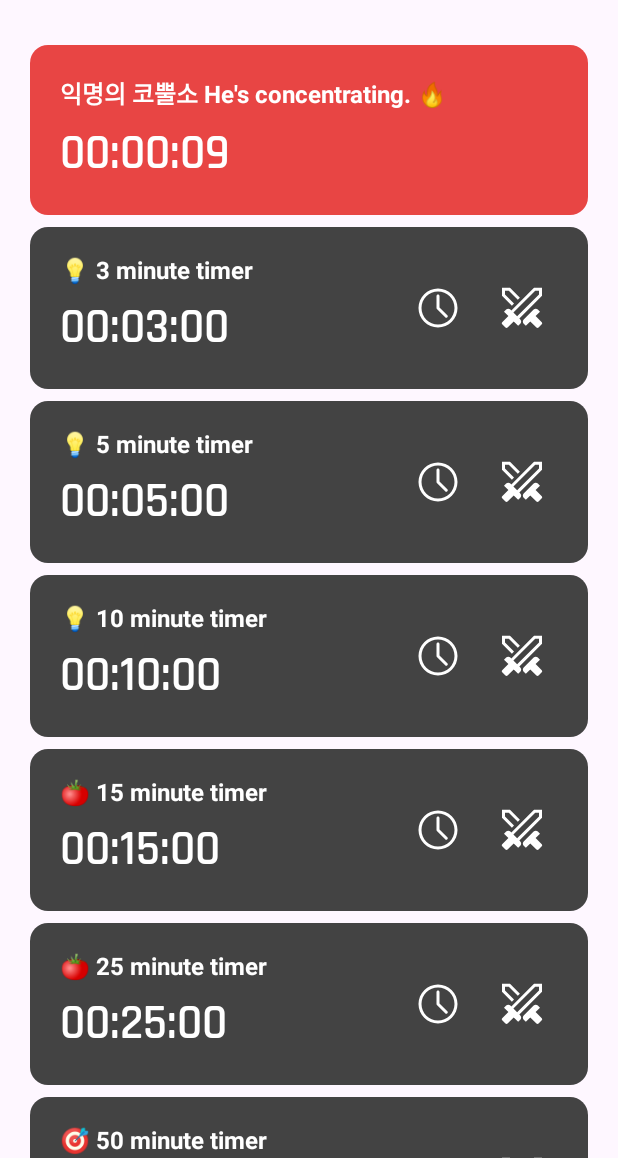
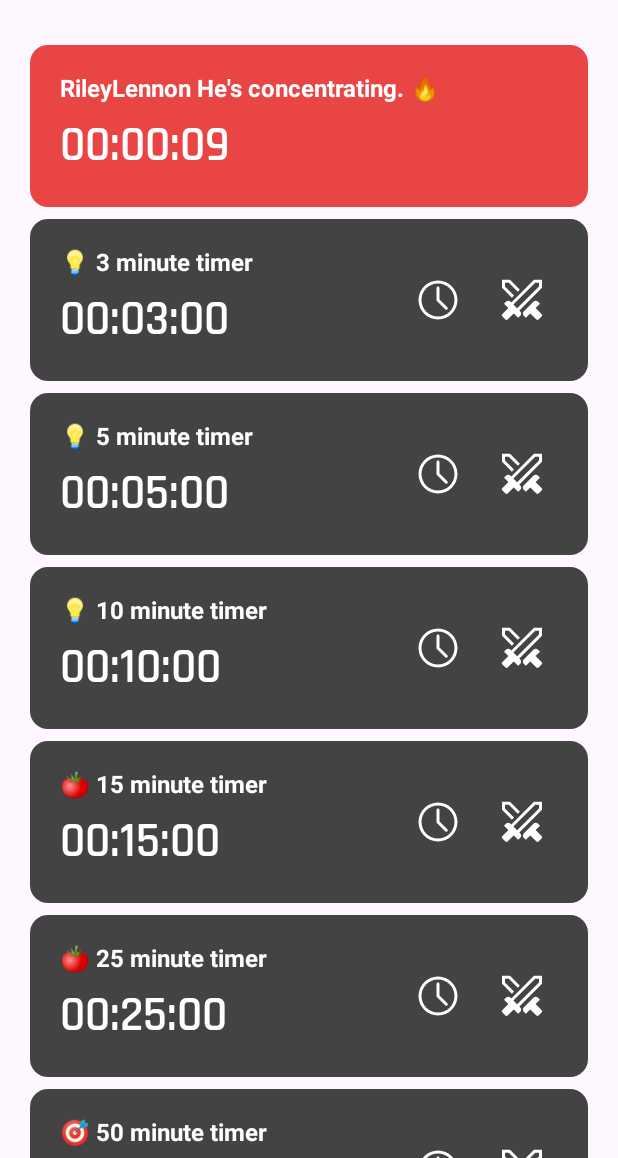
Before and after one commit to KimDhanHee/BattleTimer, an Android app built with Jetpack Compose: the screen it shows after launch (MainActivity), on a phone screen of 412 x 824 dp, the part 78-1236 px from its top. Run offline under Robolectric (Android 15) with nearby library versions, the phone set to English and light mode, and no system bars.

Commit message:
랜덤 유저 문구 적용

```diff
--- a/app/src/main/java/pony/tothemoon/battletimer/utils/AndroidUtils.kt
+++ b/app/src/main/java/pony/tothemoon/battletimer/utils/AndroidUtils.kt
@@ -2,6 +2,7 @@ package pony.tothemoon.battletimer.utils
 
 import android.app.Application
 import android.content.Context
+import androidx.annotation.ArrayRes
 import androidx.annotation.StringRes
 
 object AndroidUtils {
@@ -21,4 +22,10 @@ object AndroidUtils {
     0 -> ""
     else -> context.resources.getString(resId, *formatArgs)
   }
+
+  @JvmStatic
+  fun stringArray(@ArrayRes resId: Int): Array<String> = when (resId) {
+    0 -> emptyArray()
+    else -> context.resources.getStringArray(resId)
+  }
 }
--- a/app/src/main/java/pony/tothemoon/battletimer/viewmodel/BattleTimerViewModel.kt
+++ b/app/src/main/java/pony/tothemoon/battletimer/viewmodel/BattleTimerViewModel.kt
@@ -15,9 +15,15 @@ import pony.tothemoon.battletimer.R
 import pony.tothemoon.battletimer.datastore.ActiveTimer
 import pony.tothemoon.battletimer.datastore.TimerDataStore
 import pony.tothemoon.battletimer.model.TimerInfo
+import pony.tothemoon.battletimer.utils.AndroidUtils
 
 class BattleTimerViewModel(private val timerInfo: TimerInfo) : ViewModel() {
-  var battleTimer by mutableStateOf(TimerInfo(title = "익명의 코뿔소", time = timerInfo.remainedTime))
+  var battleTimer by mutableStateOf(
+    TimerInfo(
+      title = AndroidUtils.stringArray(R.array.random_users).random(),
+      time = timerInfo.remainedTime
+    )
+  )
     private set
 
   var timerUiState: BattleTimerUiState by mutableStateOf(BattleTimerUiState.Idle(timerInfo.remainedTime))
--- a/app/src/main/java/pony/tothemoon/battletimer/viewmodel/TimerListViewModel.kt
+++ b/app/src/main/java/pony/tothemoon/battletimer/viewmodel/TimerListViewModel.kt
@@ -15,7 +15,10 @@ import pony.tothemoon.battletimer.utils.AndroidUtils
 class TimerListViewModel : ViewModel() {
   var battleTimer by mutableStateOf(
     TimerInfo(
-      title = AndroidUtils.string(R.string.timer_list_battle_timer_title, "익명의 코뿔소"),
+      title = AndroidUtils.string(
+        R.string.timer_list_battle_timer_title,
+        AndroidUtils.stringArray(R.array.random_users).random()
+      ),
       time = 0
     )
   )
--- a/app/src/main/res/values/strings.xml
+++ b/app/src/main/res/values/strings.xml
@@ -38,4 +38,106 @@
   <string name="single_timer_exit_title">Would you like to stop here?</string>
   <string name="single_timer_exit_positive">Yes</string>
   <string name="single_timer_exit_negative">No</string>
+  <string-array name="random_users">
+    <item>BlueRaccoon</item>
+    <item>EnchantedBeam</item>
+    <item>IridianBorder</item>
+    <item>RisingSkylar</item>
+    <item>HadleyDeadblood</item>
+    <item>ComelyTatum</item>
+    <item>ErinClaw</item>
+    <item>DevanDeadskull</item>
+    <item>MicroParker</item>
+    <item>WesternCody</item>
+    <item>BlueFlight</item>
+    <item>DallasSparks</item>
+    <item>RileyCurrant</item>
+    <item>LindyGoblet</item>
+    <item>CuteHaley</item>
+    <item>VividTragedy</item>
+    <item>BloodyRaccoon</item>
+    <item>BlairIcecrystals</item>
+    <item>MuskyTaylor</item>
+    <item>ObscureDangerous</item>
+    <item>IcyTeagan</item>
+    <item>WesternWalnut</item>
+    <item>LivingHarley</item>
+    <item>HollowLime</item>
+    <item>HollowChild</item>
+    <item>DawnSnow</item>
+    <item>JourneyThermonuclear</item>
+    <item>MiniatureRiley</item>
+    <item>MurkFruitpip</item>
+    <item>DarkWhitney</item>
+    <item>SkullWynn</item>
+    <item>WaverleyGriefstruck</item>
+    <item>LectricBrennan</item>
+    <item>WhiteDarcy</item>
+    <item>LivingMorgan</item>
+    <item>MuskyAydan</item>
+    <item>RileyLennon</item>
+    <item>BraveMorgan</item>
+    <item>PlayfulFog</item>
+    <item>DynamicKinsey</item>
+    <item>JourneyBell</item>
+    <item>LeeBarley</item>
+    <item>AzureSheridan</item>
+    <item>SidneyQuail</item>
+    <item>WonderParis</item>
+    <item>ParkerDevastation</item>
+    <item>SunLee</item>
+    <item>SingingBobcat</item>
+    <item>StolenRider</item>
+    <item>AzureBud</item>
+    <item>RubyDevon</item>
+    <item>DallasSaturn</item>
+    <item>EnergyHarrison</item>
+    <item>ComelyDieselpunk</item>
+    <item>PiperThaw</item>
+    <item>TatumThorn</item>
+    <item>IndianaGoosebumps</item>
+    <item>RisingShadows</item>
+    <item>DuskyMemphis</item>
+    <item>WickedMarley</item>
+    <item>SkullDax</item>
+    <item>StoneMarley</item>
+    <item>HarperBrainiac</item>
+    <item>MaceyChimp</item>
+    <item>FlaxenOx</item>
+    <item>BrennanBats</item>
+    <item>HadleyHorse</item>
+    <item>SkinnyFirebrand</item>
+    <item>QuinnMentalist</item>
+    <item>LustrousLemon</item>
+    <item>PestilentDarkside</item>
+    <item>MarianTrouble</item>
+    <item>SidneyNihilism</item>
+    <item>NightDax</item>
+    <item>SmartDisaster</item>
+    <item>DeathlyFireborn</item>
+    <item>WhitleyRoseblood</item>
+    <item>CaseyPalace</item>
+    <item>SheridanKangaroo</item>
+    <item>LucentRazorblades</item>
+    <item>ArdenWolfsbane</item>
+    <item>JourneySkull</item>
+    <item>DeathlyAddison</item>
+    <item>ArtfulAspen</item>
+    <item>BrazenRiley</item>
+    <item>MagneticUnderthesea</item>
+    <item>GloomPeacock</item>
+    <item>CruelCyberpunk</item>
+    <item>NorthernDax</item>
+    <item>WineGoosebumps</item>
+    <item>ShadowDelaney</item>
+    <item>BoldSolstice</item>
+    <item>GlennLightningstrike</item>
+    <item>FlourishingDusty</item>
+    <item>PlayfulDax</item>
+    <item>RubyDemonic</item>
+    <item>RegalMists</item>
+    <item>KennedyForbidden</item>
+    <item>DivineCremation</item>
+    <item>CameronSweetling</item>
+  </string-array>
 </resources>
```
Also changed, not shown: 1 other file.
